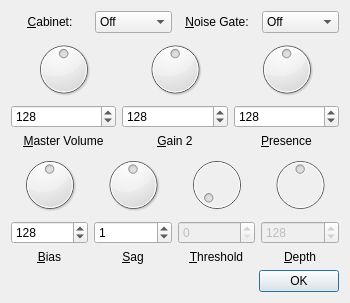
Above: plug/amp_advanced.ui from b2ornot2b/plug before the change. Below: the same form after it.
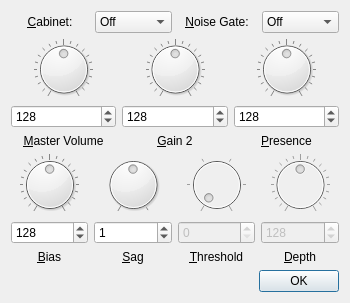
That is the form after the change.

Commit message: Added notches to the knobs - fixes issue 13

The edit to the form file:
```diff
--- a/plug/amp_advanced.ui
+++ b/plug/amp_advanced.ui
@@ -162,6 +162,12 @@
          <property name="value">
           <number>128</number>
          </property>
+         <property name="notchTarget">
+          <double>12.750000000000000</double>
+         </property>
+         <property name="notchesVisible">
+          <bool>true</bool>
+         </property>
         </widget>
        </item>
        <item>
@@ -199,6 +205,12 @@
          <property name="value">
           <number>128</number>
          </property>
+         <property name="notchTarget">
+          <double>12.750000000000000</double>
+         </property>
+         <property name="notchesVisible">
+          <bool>true</bool>
+         </property>
         </widget>
        </item>
        <item>
@@ -236,6 +248,12 @@
          <property name="value">
           <number>128</number>
          </property>
+         <property name="notchTarget">
+          <double>12.750000000000000</double>
+         </property>
+         <property name="notchesVisible">
+          <bool>true</bool>
+         </property>
         </widget>
        </item>
        <item>
@@ -277,6 +295,12 @@
          <property name="value">
           <number>128</number>
          </property>
+         <property name="notchTarget">
+          <double>12.750000000000000</double>
+         </property>
+         <property name="notchesVisible">
+          <bool>true</bool>
+         </property>
         </widget>
        </item>
        <item>
@@ -314,6 +338,12 @@
          <property name="value">
           <number>1</number>
          </property>
+         <property name="notchTarget">
+          <double>12.750000000000000</double>
+         </property>
+         <property name="notchesVisible">
+          <bool>true</bool>
+         </property>
         </widget>
        </item>
        <item>
@@ -354,6 +384,12 @@
          <property name="value">
           <number>0</number>
          </property>
+         <property name="notchTarget">
+          <double>12.750000000000000</double>
+         </property>
+         <property name="notchesVisible">
+          <bool>true</bool>
+         </property>
         </widget>
        </item>
        <item>
@@ -397,6 +433,12 @@
          <property name="value">
           <number>128</number>
          </property>
+         <property name="notchTarget">
+          <double>12.750000000000000</double>
+         </property>
+         <property name="notchesVisible">
+          <bool>true</bool>
+         </property>
         </widget>
        </item>
        <item>
```
The commit also changes 2 other files.
